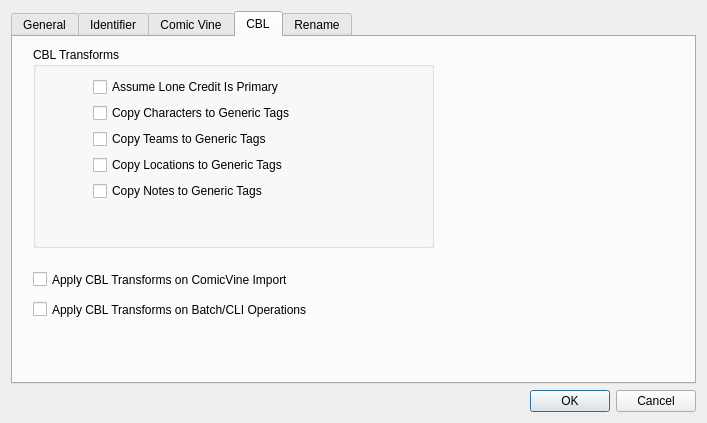
First picture: the form in settingswindow.ui, repository comictagger/comictagger, before the edit.
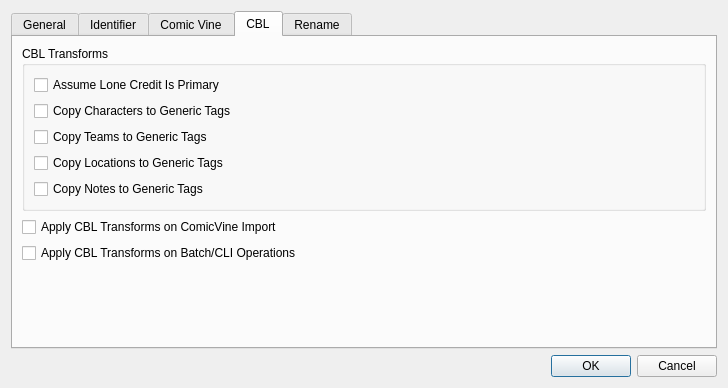
Second picture: the form after the edit. The open tabs and pages were chosen to show the change.

Commit message: Neatened up the new settings tabs

What changed in the file:
```diff
--- a/settingswindow.ui
+++ b/settingswindow.ui
@@ -6,8 +6,8 @@
    <rect>
     <x>0</x>
     <y>0</y>
-    <width>707</width>
-    <height>423</height>
+    <width>728</width>
+    <height>388</height>
    </rect>
   </property>
   <property name="windowTitle">
@@ -323,28 +323,21 @@
         <attribute name="title">
          <string>CBL</string>
         </attribute>
+        <layout class="QGridLayout" name="gridLayout_6">
+         <item row="1" column="0">
         <widget class="QGroupBox" name="groupBox">
-         <property name="geometry">
-          <rect>
-           <x>20</x>
-           <y>10</y>
-           <width>401</width>
-           <height>201</height>
-          </rect>
+           <property name="sizePolicy">
+            <sizepolicy hsizetype="Preferred" vsizetype="Expanding">
+             <horstretch>0</horstretch>
+             <verstretch>0</verstretch>
+            </sizepolicy>
          </property>
          <property name="title">
           <string>CBL Transforms</string>
          </property>
-         <widget class="QWidget" name="layoutWidget">
-          <property name="geometry">
-           <rect>
-            <x>60</x>
-            <y>30</y>
-            <width>301</width>
-            <height>161</height>
-           </rect>
-          </property>
-          <layout class="QFormLayout" name="formLayout">
+           <layout class="QGridLayout" name="gridLayout_8">
+            <item row="0" column="0">
+             <layout class="QGridLayout" name="gridLayout_7">
            <item row="0" column="0">
             <widget class="QCheckBox" name="cbxAssumeLoneCreditIsPrimary">
              <property name="text">
@@ -381,34 +374,38 @@
             </widget>
            </item>
           </layout>
-         </widget>
-        </widget>
+            </item>
+           </layout>
+          </widget>
+         </item>
+         <item row="2" column="0">
         <widget class="QCheckBox" name="cbxApplyCBLTransformOnCVIMport">
-         <property name="geometry">
-          <rect>
-           <x>20</x>
-           <y>230</y>
-           <width>321</width>
-           <height>25</height>
-          </rect>
-         </property>
          <property name="text">
           <string>Apply CBL Transforms on ComicVine Import</string>
          </property>
         </widget>
+         </item>
+         <item row="3" column="0">
         <widget class="QCheckBox" name="cbxApplyCBLTransformOnBatchOperation">
-         <property name="geometry">
-          <rect>
-           <x>20</x>
-           <y>260</y>
-           <width>351</width>
-           <height>25</height>
-          </rect>
-         </property>
          <property name="text">
           <string>Apply CBL Transforms on Batch/CLI Operations</string>
          </property>
         </widget>
+         </item>
+         <item row="4" column="0">
+          <spacer name="verticalSpacer_2">
+           <property name="orientation">
+            <enum>Qt::Vertical</enum>
+           </property>
+           <property name="sizeHint" stdset="0">
+            <size>
+             <width>20</width>
+             <height>40</height>
+            </size>
+           </property>
+          </spacer>
+         </item>
+        </layout>
        </widget>
        <widget class="QWidget" name="tab_5">
         <attribute name="title">
```
Left out of the diff: 28 changed lines with no effect on the pictures. Lines whose indentation alone changed are shown as unchanged. The commit also changes 1 other file.
